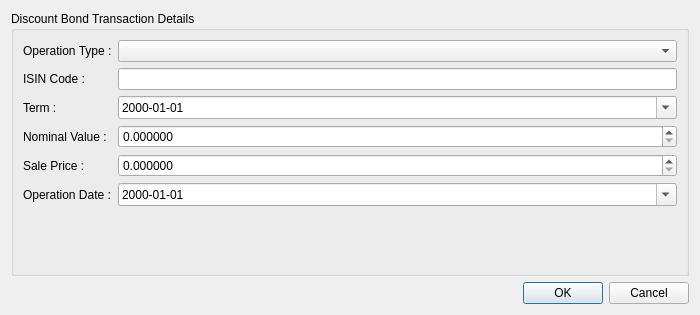
First picture: the form in investpor/gui/UIFiles/bonddialog.ui, repository ukll/investpor, before the edit.
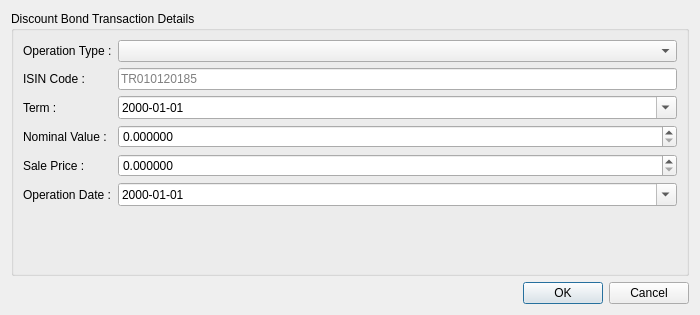
Second picture: the form after the edit.

Patch:
```diff
--- a/investpor/gui/UIFiles/bonddialog.ui
+++ b/investpor/gui/UIFiles/bonddialog.ui
@@ -38,6 +38,9 @@
         <property name="maxLength">
          <number>50</number>
         </property>
+        <property name="placeholderText">
+         <string>TR010120185</string>
+        </property>
         <property name="clearButtonEnabled">
          <bool>true</bool>
         </property>
```
Left out of the diff: 4 changed lines with no effect on the pictures.
